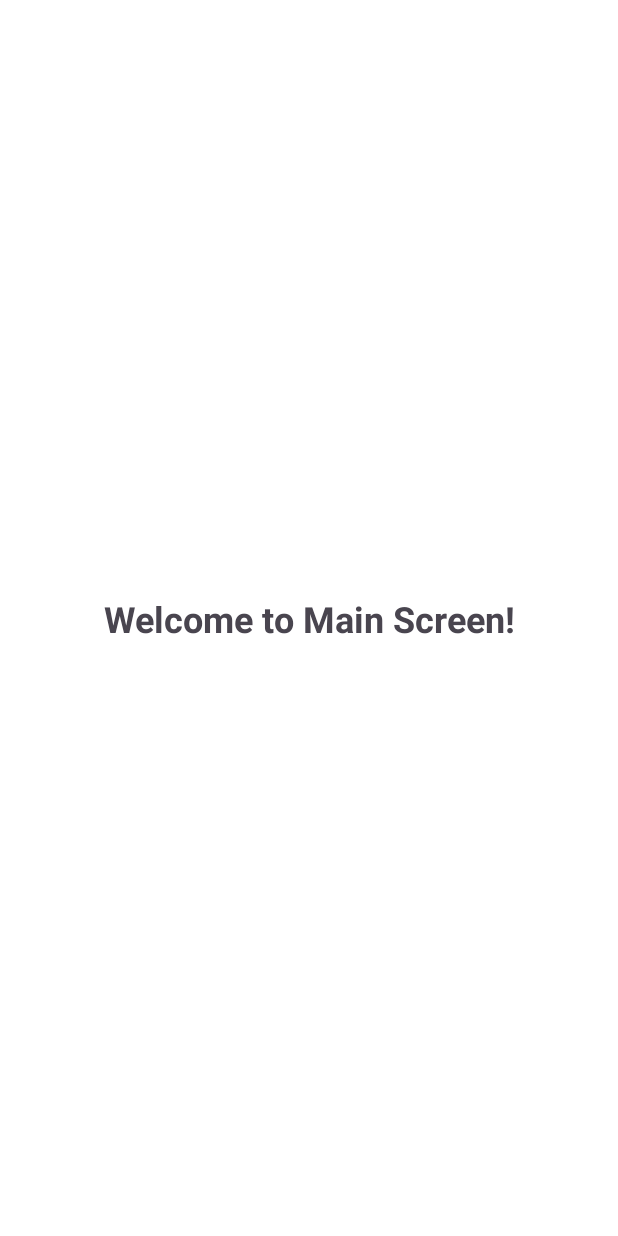
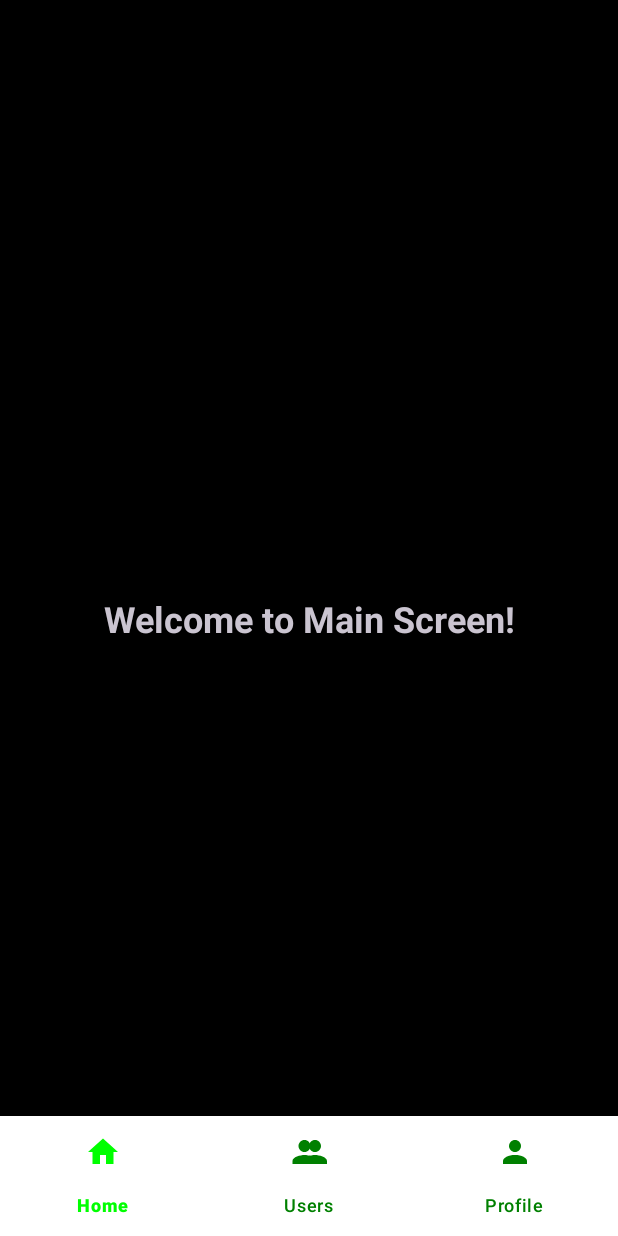
Before and after one commit to derdzyan01/GitHubClient, an Android app: the HomeFragment screen opened through its navigation route, on a phone screen of 412 x 824 dp. Run offline under Robolectric (Android 15) with nearby library versions, the phone set to English and light mode, and no system bars; our stand-ins replace Dagger/Hilt's generated code, RxJava, navigation-ui; 6 statements that could not run were skipped.

Commit message:
Bottom navigation bar

```diff
--- a/app/build.gradle.kts
+++ b/app/build.gradle.kts
@@ -50,12 +50,15 @@ dependencies {
     implementation(libs.androidx.appcompat)
     implementation(libs.androidx.activity)
     implementation(libs.androidx.navigation.fragment)
+    implementation("androidx.navigation:navigation-ui-ktx:2.9.5")
     implementation(libs.androidx.constraintlayout)
     implementation(libs.androidx.core.splashscreen)
 
     implementation(libs.hilt.android)
     ksp(libs.hilt.android.compiler)
 
+    implementation(libs.material)
+
     testImplementation(libs.junit)
     androidTestImplementation(libs.androidx.junit)
     androidTestImplementation(libs.androidx.espresso.core)
--- a/app/src/main/java/com/example/projecttask/presentation/view/MainActivity.kt
+++ b/app/src/main/java/com/example/projecttask/presentation/view/MainActivity.kt
@@ -6,6 +6,7 @@ import androidx.appcompat.app.AppCompatActivity
 import androidx.core.splashscreen.SplashScreen.Companion.installSplashScreen
 import androidx.lifecycle.lifecycleScope
 import androidx.navigation.fragment.NavHostFragment
+import androidx.navigation.ui.setupWithNavController
 import com.example.projecttask.R
 import com.example.projecttask.databinding.ActivityMainBinding
 import com.example.projecttask.presentation.viewmodel.MainViewModel
@@ -44,10 +45,13 @@ class MainActivity : AppCompatActivity() {
                 )
                 navController.graph = navGraph
 
+                binding.bottomNav.setupWithNavController(navController)
+
                 keepSplashOnScreen = false
             }
         }
 
+
         viewModel.decideInitialScreen()
     }
 }
--- /dev/null
+++ b/app/src/main/res/color-night/bottom_nav_tint.xml
@@ -0,0 +1,5 @@
+<?xml version="1.0" encoding="utf-8"?>
+<selector xmlns:android="http://schemas.android.com/apk/res/android">
+    <item android:color="#00FF00" android:state_checked="true"/>
+    <item android:color="#008000"/>
+</selector>
--- /dev/null
+++ b/app/src/main/res/color/bottom_nav_tint.xml
@@ -0,0 +1,5 @@
+<?xml version="1.0" encoding="utf-8"?>
+<selector xmlns:android="http://schemas.android.com/apk/res/android">
+    <item android:color="#00FF00" android:state_checked="true"/>
+    <item android:color="#008000"/>
+</selector>
--- a/app/src/main/res/layout/activity_main.xml
+++ b/app/src/main/res/layout/activity_main.xml
@@ -16,4 +16,15 @@
         app:layout_constraintBottom_toBottomOf="parent"
         app:navGraph="@navigation/nav_graph" />
 
+    <com.google.android.material.bottomnavigation.BottomNavigationView
+        android:id="@+id/bottomNav"
+        style="@style/BottomNavStyle"
+        android:layout_width="0dp"
+        android:layout_height="wrap_content"
+        app:itemActiveIndicatorStyle="@null"
+        app:layout_constraintBottom_toBottomOf="parent"
+        app:layout_constraintEnd_toEndOf="parent"
+        app:layout_constraintStart_toStartOf="parent"
+        app:menu="@menu/bottom_nav_menu" />
+
 </androidx.constraintlayout.widget.ConstraintLayout>
--- /dev/null
+++ b/app/src/main/res/values-night/colors.xml
@@ -0,0 +1,4 @@
+<?xml version="1.0" encoding="utf-8"?>
+<resources>
+    <color name="bottom_nav_bg">#000000</color>
+</resources>
--- a/app/src/main/res/values-night/themes.xml
+++ b/app/src/main/res/values-night/themes.xml
@@ -7,6 +7,12 @@
         <item name="colorOnBackground">@color/colorOnBackgroundDark</item>
     </style>
 
+    <style name="BottomNavStyle">
+        <item name="itemIconTint">@color/bottom_nav_tint</item>
+        <item name="itemTextColor">@color/bottom_nav_tint</item>
+        <item name="itemBackground">@color/bottom_nav_bg</item>
+    </style>
+
     <style name="Theme.ProjectTask.Splash" parent="Theme.SplashScreen">
         <item name="windowSplashScreenBackground">@color/black</item>
         <item name="windowSplashScreenAnimatedIcon">@drawable/ic_launcher_foreground</item>
--- a/app/src/main/res/values/colors.xml
+++ b/app/src/main/res/values/colors.xml
@@ -12,4 +12,6 @@
 
     <color name="colorBackgroundDark">@color/black</color>
     <color name="colorOnBackgroundDark">@color/white</color>
+
+    <color name="bottom_nav_bg">#FFFFFF</color>
 </resources>
--- a/app/src/main/res/values/themes.xml
+++ b/app/src/main/res/values/themes.xml
@@ -1,14 +1,19 @@
 <resources>
-    <style name="Base.Theme.ProjectTask" parent="Theme.Material3.Light.NoActionBar">
+    <style name="Base.Theme.ProjectTask" parent="Theme.Material3.Dark.NoActionBar">
         <item name="colorPrimary">@color/colorPrimary</item>
         <item name="colorOnPrimary">@color/colorOnPrimary</item>
+        <item name="android:colorBackground">@color/colorBackgroundDark</item>
+        <item name="colorOnBackground">@color/colorOnBackgroundDark</item>
+    </style>
 
-        <item name="android:colorBackground">@color/colorBackgroundLight</item>
-        <item name="colorOnBackground">@color/colorOnBackgroundLight</item>
+    <style name="BottomNavStyle">
+        <item name="itemIconTint">@color/bottom_nav_tint</item>
+        <item name="itemTextColor">@color/bottom_nav_tint</item>
+        <item name="itemBackground">@color/bottom_nav_bg</item>
     </style>
 
     <style name="Theme.ProjectTask.Splash" parent="Theme.SplashScreen">
-        <item name="windowSplashScreenBackground">@color/white</item>
+        <item name="windowSplashScreenBackground">@color/black</item>
         <item name="windowSplashScreenAnimatedIcon">@drawable/ic_launcher_foreground</item>
         <item name="postSplashScreenTheme">@style/Base.Theme.ProjectTask</item>
     </style>
--- /dev/null
+++ b/feature_home/src/main/java/com/example/projecttask/feature_home/presentation/fragment/ProfileFragment.kt
@@ -0,0 +1,6 @@
+package com.example.projecttask.feature_home.presentation.fragment
+
+import androidx.fragment.app.Fragment
+
+class ProfileFragment : Fragment() {
+}
--- /dev/null
+++ b/feature_home/src/main/java/com/example/projecttask/feature_home/presentation/fragment/UsersFragment.kt
@@ -0,0 +1,6 @@
+package com.example.projecttask.feature_home.presentation.fragment
+
+import androidx.fragment.app.Fragment
+
+class UsersFragment : Fragment() {
+}
--- /dev/null
+++ b/feature_home/src/main/res/drawable/ic_home.xml
@@ -0,0 +1,9 @@
+<vector xmlns:android="http://schemas.android.com/apk/res/android"
+    android:width="24dp"
+    android:height="24dp"
+    android:viewportWidth="24"
+    android:viewportHeight="24">
+    <path
+        android:fillColor="#FF000000"
+        android:pathData="M10,20v-6h4v6h5v-8h3L12,3 2,12h3v8z"/>
+</vector>
--- /dev/null
+++ b/feature_home/src/main/res/drawable/ic_profile.xml
@@ -0,0 +1,14 @@
+<vector xmlns:android="http://schemas.android.com/apk/res/android"
+    android:width="24dp"
+    android:height="24dp"
+    android:viewportWidth="24"
+    android:viewportHeight="24">
+    <!-- head -->
+    <path
+        android:fillColor="#FF000000"
+        android:pathData="M12,12c2.21,0 4,-1.79 4,-4s-1.79,-4 -4,-4 -4,1.79 -4,4 1.79,4 4,4z" />
+    <!-- body -->
+    <path
+        android:fillColor="#FF000000"
+        android:pathData="M12,14c-4.42,0 -8,1.79 -8,4v2h16v-2c0,-2.21 -3.58,-4 -8,-4z" />
+</vector>
--- /dev/null
+++ b/feature_home/src/main/res/drawable/ic_users.xml
@@ -0,0 +1,15 @@
+<vector xmlns:android="http://schemas.android.com/apk/res/android"
+    android:width="24dp"
+    android:height="24dp"
+    android:viewportWidth="24"
+    android:viewportHeight="24">
+    <!-- left person -->
+    <path
+        android:fillColor="#FF000000"
+        android:pathData="M9,12c2.21,0 4,-1.79 4,-4s-1.79,-4 -4,-4 -4,1.79 -4,4 1.79,4 4,4zM9,14c-2.67,0 -8,1.34 -8,4v2h16v-2c0,-2.66 -5.33,-4 -8,-4z" />
+    <!-- right person -->
+    <path
+        android:fillColor="#FF000000"
+        android:pathData="M16,12c2.21,0 4,-1.79 4,-4s-1.79,-4 -4,-4 -4,1.79 -4,4 1.79,4 4,4zM16,14c-2.67,0 -8,1.34 -8,4v2h16v-2c0,-2.66 -5.33,-4 -8,-4z"
+        android:translateX="5" />
+</vector>
--- /dev/null
+++ b/feature_home/src/main/res/menu/bottom_nav_menu.xml
@@ -0,0 +1,17 @@
+<?xml version="1.0" encoding="utf-8"?>
+<menu xmlns:android="http://schemas.android.com/apk/res/android">
+    <item
+        android:id="@+id/homeFragment"
+        android:icon="@drawable/ic_home"
+        android:title="@string/home"/>
+
+    <item
+        android:id="@+id/usersFragment"
+        android:icon="@drawable/ic_users"
+        android:title="@string/users"/>
+
+    <item
+        android:id="@+id/profileFragment"
+        android:icon="@drawable/ic_profile"
+        android:title="@string/profile"/>
+</menu>
--- a/feature_home/src/main/res/navigation/nav_graph_home.xml
+++ b/feature_home/src/main/res/navigation/nav_graph_home.xml
@@ -11,4 +11,14 @@
         android:label="Home"
         tools:layout="@layout/fragment_home" />
 
+    <fragment
+        android:id="@+id/usersFragment"
+        android:name="com.example.projecttask.feature_home.presentation.fragment.UsersFragment"
+        android:label="Users"/>
+
+    <fragment
+        android:id="@+id/profileFragment"
+        android:name="com.example.projecttask.feature_home.presentation.fragment.ProfileFragment"
+        android:label="Profile"/>
+
 </navigation>
--- a/feature_home/src/main/res/values/strings.xml
+++ b/feature_home/src/main/res/values/strings.xml
@@ -1,4 +1,7 @@
 <?xml version="1.0" encoding="utf-8"?>
 <resources>
     <string name="welcome_to_main_screen">Welcome to Main Screen</string>
+    <string name="home">Home</string>
+    <string name="users">Users</string>
+    <string name="profile">Profile</string>
 </resources>
```
